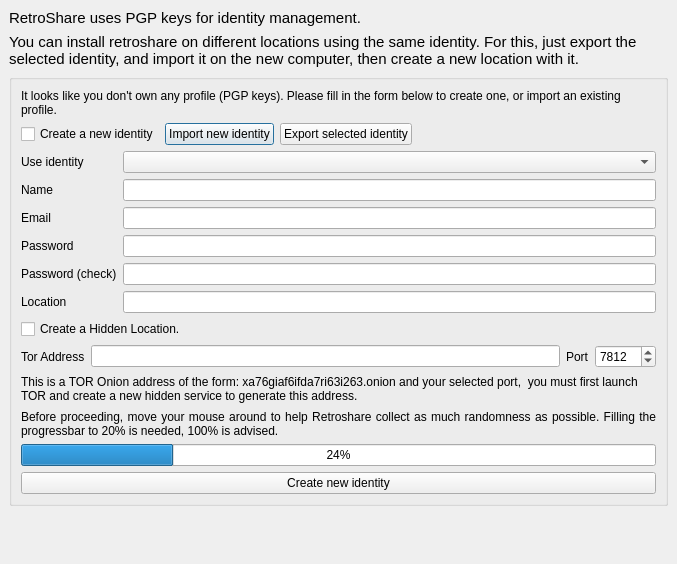
RetroShare/RetroShare, file retroshare-gui/src/gui/GenCertDialog.ui: the form before one commit.
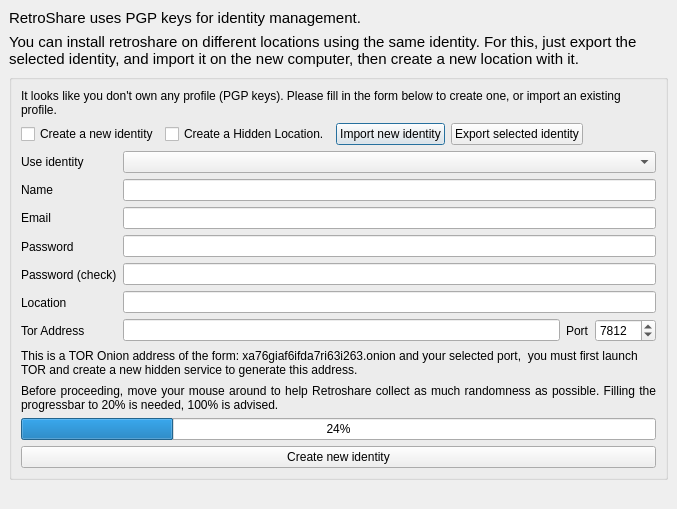
The form after the commit. Icons and pictures are not drawn. Custom widgets are drawn as their Qt base class.

Commit message: improving the layout for the hidden checkbox

```diff
--- a/retroshare-gui/src/gui/GenCertDialog.ui
+++ b/retroshare-gui/src/gui/GenCertDialog.ui
@@ -7,7 +7,7 @@
     <x>0</x>
     <y>0</y>
     <width>677</width>
-    <height>564</height>
+    <height>509</height>
    </rect>
   </property>
   <property name="windowTitle">
@@ -68,7 +68,7 @@
       <item row="2" column="0">
        <widget class="QGroupBox" name="groupBox">
         <layout class="QGridLayout" name="gridLayout">
-         <item row="0" column="0" colspan="4">
+         <item row="0" column="0">
           <widget class="QLabel" name="no_gpg_key_label">
            <property name="text">
             <string>It looks like you don't own any profile (PGP keys). Please fill in the form below to create one, or import an existing profile.</string>
@@ -78,8 +78,8 @@
            </property>
           </widget>
          </item>
-         <item row="1" column="0" colspan="4">
-          <layout class="QHBoxLayout" name="horizontalLayout_2" stretch="0,0,0,0">
+         <item row="1" column="0">
+          <layout class="QHBoxLayout" name="horizontalLayout_2" stretch="0,0,0,0,0">
            <property name="spacing">
             <number>6</number>
            </property>
@@ -118,6 +118,35 @@
              </property>
             </widget>
            </item>
+           <item>
+            <widget class="QCheckBox" name="hidden_checkbox">
+             <property name="maximumSize">
+              <size>
+               <width>16777215</width>
+               <height>32</height>
+              </size>
+             </property>
+             <property name="toolTip">
+              <string>Your profile is associated with a PGP key</string>
+             </property>
+             <property name="text">
+              <string>Create a Hidden Location.</string>
+             </property>
+             <property name="icon">
+              <iconset resource="images.qrc">
+               <normaloff>:/images/tor-logo.png</normaloff>:/images/tor-logo.png</iconset>
+             </property>
+             <property name="iconSize">
+              <size>
+               <width>24</width>
+               <height>24</height>
+              </size>
+             </property>
+             <property name="tristate">
+              <bool>false</bool>
+             </property>
+            </widget>
+           </item>
            <item>
             <widget class="QPushButton" name="importIdentity_PB">
              <property name="text">
@@ -147,7 +176,7 @@
            </item>
           </layout>
          </item>
-         <item row="2" column="0" colspan="4">
+         <item row="2" column="0">
           <layout class="QHBoxLayout" name="horizontalLayout">
            <item>
             <layout class="QVBoxLayout" name="verticalLayout">
@@ -199,6 +228,13 @@
                </property>
               </widget>
              </item>
+             <item>
+              <widget class="QLabel" name="hiddenaddr_label">
+               <property name="text">
+                <string>Tor Address</string>
+               </property>
+              </widget>
+             </item>
             </layout>
            </item>
            <item>
@@ -271,61 +307,26 @@
                </property>
               </widget>
              </item>
-            </layout>
-           </item>
-          </layout>
-         </item>
-         <item row="3" column="0" colspan="4">
-          <widget class="QCheckBox" name="hidden_checkbox">
-           <property name="maximumSize">
-            <size>
-             <width>16777215</width>
-             <height>32</height>
-            </size>
-           </property>
-           <property name="toolTip">
-            <string>Your profile is associated with a PGP key</string>
-           </property>
-           <property name="text">
-            <string>Create a Hidden Location.</string>
-           </property>
-           <property name="icon">
-            <iconset resource="images.qrc">
-             <normaloff>:/images/contact_new128.png</normaloff>:/images/contact_new128.png</iconset>
-           </property>
-           <property name="iconSize">
-            <size>
-             <width>32</width>
-             <height>32</height>
-            </size>
-           </property>
-           <property name="tristate">
-            <bool>false</bool>
-           </property>
-          </widget>
-         </item>
-         <item row="4" column="0">
-          <widget class="QLabel" name="hiddenaddr_label">
-           <property name="text">
-            <string>Tor Address</string>
-           </property>
-          </widget>
-         </item>
-         <item row="4" column="1">
+             <item>
+              <layout class="QHBoxLayout" name="horizontalLayout_3">
+               <property name="spacing">
+                <number>6</number>
+               </property>
+               <item>
           <widget class="QLineEdit" name="hiddenaddr_input">
            <property name="maxLength">
             <number>64</number>
            </property>
           </widget>
          </item>
-         <item row="4" column="2">
+               <item>
           <widget class="QLabel" name="hiddenport_label">
            <property name="text">
             <string>Port</string>
            </property>
           </widget>
          </item>
-         <item row="4" column="3">
+               <item>
           <widget class="QSpinBox" name="hiddenport_spinBox">
            <property name="minimum">
             <number>1</number>
@@ -338,7 +339,13 @@
            </property>
           </widget>
          </item>
-         <item row="5" column="0" colspan="4">
+              </layout>
+             </item>
+            </layout>
+           </item>
+          </layout>
+         </item>
+         <item row="3" column="0">
           <widget class="QLabel" name="label_hiddenaddr2">
            <property name="minimumSize">
             <size>
@@ -360,7 +367,7 @@
            </property>
           </widget>
          </item>
-         <item row="6" column="0" colspan="4">
+         <item row="4" column="0">
           <widget class="QLabel" name="entropy_label">
            <property name="text">
             <string>&lt;html&gt;&lt;head/&gt;&lt;body&gt;&lt;p align=&quot;justify&quot;&gt;Before proceeding, move your mouse around to help Retroshare collect as much randomness as possible. Filling the progressbar to 20% is needed, 100% is advised.&lt;/p&gt;&lt;/body&gt;&lt;/html&gt;</string>
@@ -370,14 +377,14 @@
            </property>
           </widget>
          </item>
-         <item row="7" column="0" colspan="4">
+         <item row="5" column="0">
           <widget class="QProgressBar" name="entropy_bar">
            <property name="value">
             <number>24</number>
            </property>
           </widget>
          </item>
-         <item row="8" column="0" colspan="4">
+         <item row="6" column="0">
           <widget class="QPushButton" name="genButton">
            <property name="maximumSize">
             <size>
```
Lines whose indentation alone changed are shown as unchanged. The commit also changes 3 other files.
